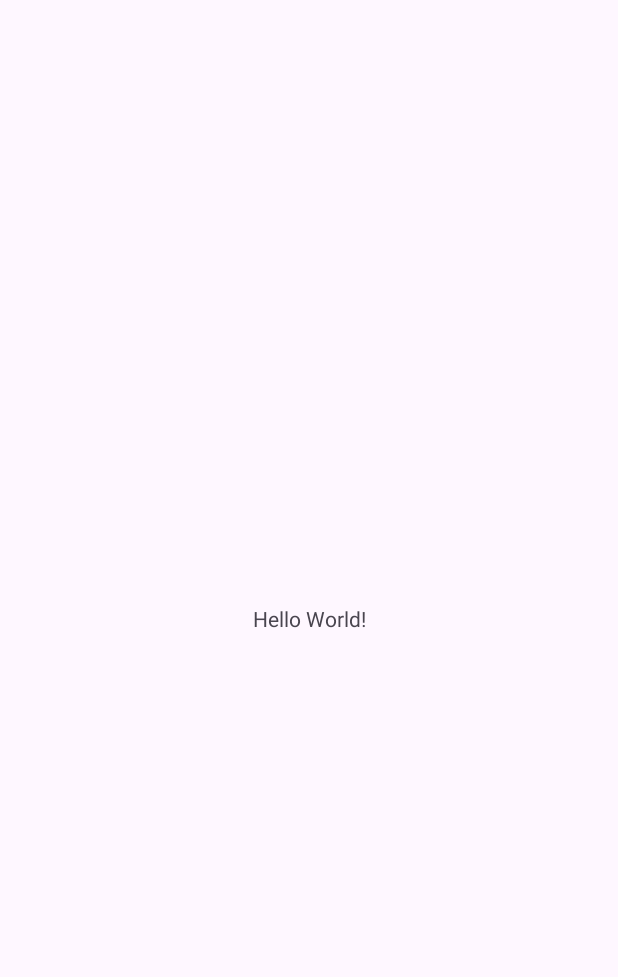
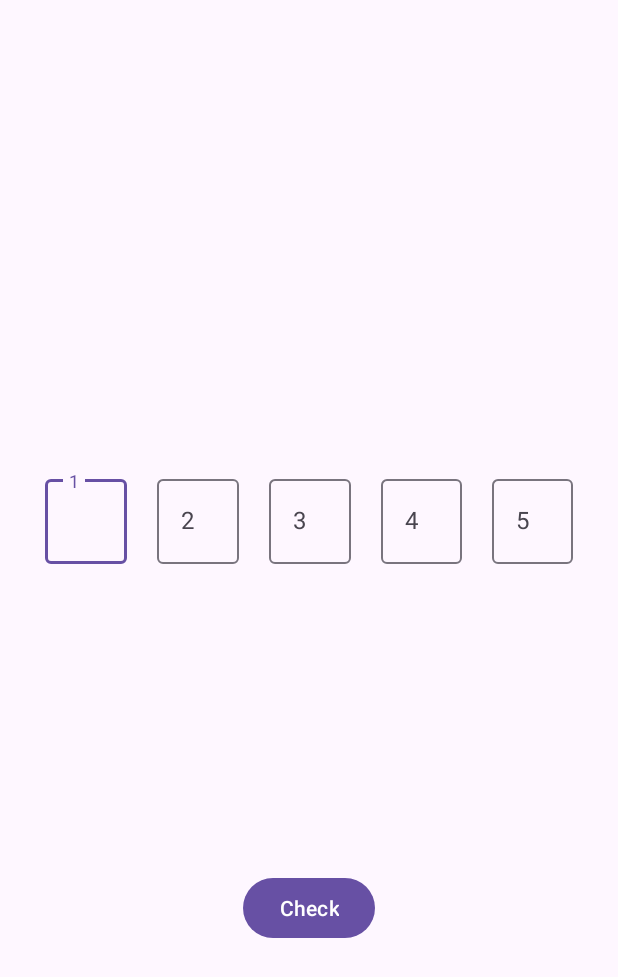
Before and after one commit to GaertnerK/WMC, an Android app: the screen it shows after launch (MainActivity), on a phone screen of 412 x 824 dp. Before the commit the part shown is almost empty. Shown: the top 977 px of the screen. Run offline under Robolectric (Android 15) with nearby library versions, the phone set to English and light mode, and no system bars.

Commit message:
Class Word implemented

```diff
--- /dev/null
+++ b/Minigame/app/src/main/java/at/htlgkr/minigame/Logic.java
@@ -0,0 +1,13 @@
+package at.htlgkr.minigame;
+
+public class Logic {
+    Word word;
+    String[] letters;
+
+    public Logic(String[] letters){
+        word = new Word();
+        this.letters = letters;
+    }
+
+
+}
--- a/Minigame/app/src/main/java/at/htlgkr/minigame/MainActivity.java
+++ b/Minigame/app/src/main/java/at/htlgkr/minigame/MainActivity.java
@@ -7,18 +7,31 @@ import androidx.appcompat.app.AppCompatActivity;
 import androidx.core.graphics.Insets;
 import androidx.core.view.ViewCompat;
 import androidx.core.view.WindowInsetsCompat;
+import androidx.fragment.app.Fragment;
+import androidx.fragment.app.FragmentTransaction;
+
+import at.htlgkr.minigame.databinding.ActivityMainBinding;
 
 public class MainActivity extends AppCompatActivity {
+
+    private ActivityMainBinding binding;
 
     @Override
     protected void onCreate(Bundle savedInstanceState) {
         super.onCreate(savedInstanceState);
         EdgeToEdge.enable(this);
-        setContentView(R.layout.activity_main);
+
+        binding = ActivityMainBinding.inflate(getLayoutInflater());
+        setContentView(binding.getRoot());
+
         ViewCompat.setOnApplyWindowInsetsListener(findViewById(R.id.main), (v, insets) -> {
             Insets systemBars = insets.getInsets(WindowInsetsCompat.Type.systemBars());
             v.setPadding(systemBars.left, systemBars.top, systemBars.right, systemBars.bottom);
             return insets;
         });
+
+        FragmentTransaction fragmentTransaction = getSupportFragmentManager().beginTransaction();
+        fragmentTransaction.add(R.id.main, new MiniGameFragment(), "MINI GAME FRAGMENT");
+        fragmentTransaction.commit();
     }
 }
--- a/Minigame/app/src/main/java/at/htlgkr/minigame/MiniGameFragment.java
+++ b/Minigame/app/src/main/java/at/htlgkr/minigame/MiniGameFragment.java
@@ -1,64 +1,34 @@
 package at.htlgkr.minigame;
 
 import android.os.Bundle;
-
 import androidx.fragment.app.Fragment;
-
 import android.view.LayoutInflater;
 import android.view.View;
 import android.view.ViewGroup;
 
-/**
- * A simple {@link Fragment} subclass.
- * Use the {@link MiniGameFragment#newInstance} factory method to
- * create an instance of this fragment.
- */
+import com.google.android.material.textfield.TextInputEditText;
+
+import at.htlgkr.minigame.databinding.ActivityMainBinding;
+import at.htlgkr.minigame.databinding.FragmentMiniGameBinding;
+
 public class MiniGameFragment extends Fragment {
 
-    // TODO: Rename parameter arguments, choose names that match
-    // the fragment initialization parameters, e.g. ARG_ITEM_NUMBER
-    private static final String ARG_PARAM1 = "param1";
-    private static final String ARG_PARAM2 = "param2";
-
-    // TODO: Rename and change types of parameters
-    private String mParam1;
-    private String mParam2;
+    private FragmentMiniGameBinding binding;
+    private TextInputEditText editText;
 
     public MiniGameFragment() {
         // Required empty public constructor
     }
 
-    /**
-     * Use this factory method to create a new instance of
-     * this fragment using the provided parameters.
-     *
-     * @param param1 Parameter 1.
-     * @param param2 Parameter 2.
-     * @return A new instance of fragment MiniGameFragment.
-     */
-    // TODO: Rename and change types and number of parameters
-    public static MiniGameFragment newInstance(String param1, String param2) {
-        MiniGameFragment fragment = new MiniGameFragment();
-        Bundle args = new Bundle();
-        args.putString(ARG_PARAM1, param1);
-        args.putString(ARG_PARAM2, param2);
-        fragment.setArguments(args);
-        return fragment;
-    }
-
     @Override
     public void onCreate(Bundle savedInstanceState) {
         super.onCreate(savedInstanceState);
-        if (getArguments() != null) {
-            mParam1 = getArguments().getString(ARG_PARAM1);
-            mParam2 = getArguments().getString(ARG_PARAM2);
-        }
     }
 
     @Override
     public View onCreateView(LayoutInflater inflater, ViewGroup container,
                              Bundle savedInstanceState) {
-        // Inflate the layout for this fragment
-        return inflater.inflate(R.layout.fragment_mini_game, container, false);
+        binding = FragmentMiniGameBinding.inflate(inflater, container, false);
+        return binding.getRoot();
     }
 }
--- /dev/null
+++ b/Minigame/app/src/main/java/at/htlgkr/minigame/Word.java
@@ -0,0 +1,9 @@
+package at.htlgkr.minigame;
+
+public class Word {
+    String[] letters;
+
+    public Word(){
+        letters = new String[5];
+    }
+}
--- a/Minigame/app/src/main/res/layout/activity_main.xml
+++ b/Minigame/app/src/main/res/layout/activity_main.xml
@@ -5,15 +5,4 @@
     android:id="@+id/main"
     android:layout_width="match_parent"
     android:layout_height="match_parent"
-    tools:context=".MainActivity">
-
-    <TextView
-        android:layout_width="wrap_content"
-        android:layout_height="wrap_content"
-        android:text="Hello World!"
-        app:layout_constraintBottom_toBottomOf="parent"
-        app:layout_constraintEnd_toEndOf="parent"
-        app:layout_constraintStart_toStartOf="parent"
-        app:layout_constraintTop_toTopOf="parent" />
-
-</androidx.constraintlayout.widget.ConstraintLayout>
+    tools:context=".MainActivity"/>
--- a/Minigame/app/src/main/res/layout/fragment_mini_game.xml
+++ b/Minigame/app/src/main/res/layout/fragment_mini_game.xml
@@ -1,14 +1,103 @@
 <?xml version="1.0" encoding="utf-8"?>
-<FrameLayout xmlns:android="http://schemas.android.com/apk/res/android"
+<androidx.constraintlayout.widget.ConstraintLayout xmlns:android="http://schemas.android.com/apk/res/android"
+    xmlns:app="http://schemas.android.com/apk/res-auto"
     xmlns:tools="http://schemas.android.com/tools"
     android:layout_width="match_parent"
     android:layout_height="match_parent"
     tools:context=".MiniGameFragment">
 
-    <!-- TODO: Update blank fragment layout -->
-    <TextView
-        android:layout_width="match_parent"
-        android:layout_height="match_parent"
-        android:text="@string/hello_blank_fragment" />
+    <LinearLayout
+        android:id="@+id/linearLayout"
+        android:layout_width="0dp"
+        android:layout_height="wrap_content"
+        android:layout_marginStart="20dp"
+        android:layout_marginEnd="20dp"
+        android:orientation="horizontal"
+        android:weightSum="5"
+        app:layout_constraintBottom_toBottomOf="parent"
+        app:layout_constraintEnd_toEndOf="parent"
+        app:layout_constraintHorizontal_bias="1.0"
+        app:layout_constraintStart_toStartOf="parent"
+        app:layout_constraintTop_toTopOf="parent"
+        app:layout_constraintVertical_bias="0.41">
 
-</FrameLayout>
+        <com.google.android.material.textfield.TextInputLayout
+            android:layout_width="match_parent"
+            android:layout_height="match_parent"
+            android:layout_margin="10dp"
+            android:layout_weight="1"
+            android:hint="1">
+
+            <com.google.android.material.textfield.TextInputEditText
+                android:id="@+id/etOne"
+                android:layout_width="match_parent"
+                android:layout_height="wrap_content" />
+
+        </com.google.android.material.textfield.TextInputLayout>
+
+        <com.google.android.material.textfield.TextInputLayout
+            android:layout_width="match_parent"
+            android:layout_height="wrap_content"
+            android:layout_margin="10dp"
+            android:layout_weight="1"
+            android:hint="2">
+
+            <com.google.android.material.textfield.TextInputEditText
+                android:id="@+id/etTwo"
+                android:layout_width="match_parent"
+                android:layout_height="wrap_content" />
+
+        </com.google.android.material.textfield.TextInputLayout>
+
+        <com.google.android.material.textfield.TextInputLayout
+            android:layout_width="match_parent"
+            android:layout_height="wrap_content"
+            android:layout_margin="10dp"
+            android:layout_weight="1"
+            android:hint="3">
+
+            <com.google.android.material.textfield.TextInputEditText
+                android:id="@+id/etThree"
+                android:layout_width="match_parent"
+                android:layout_height="wrap_content" />
+
+        </com.google.android.material.textfield.TextInputLayout>
+
+        <com.google.android.material.textfield.TextInputLayout
+            android:layout_width="match_parent"
+            android:layout_height="wrap_content"
+            android:layout_margin="10dp"
+            android:layout_weight="1"
+            android:hint="4">
+
+            <com.google.android.material.textfield.TextInputEditText
+                android:layout_width="match_parent"
+                android:layout_height="wrap_content" />
+
+        </com.google.android.material.textfield.TextInputLayout>
+
+        <com.google.android.material.textfield.TextInputLayout
+            android:layout_width="match_parent"
+            android:layout_height="wrap_content"
+            android:layout_margin="10dp"
+            android:layout_weight="1"
+            android:hint="5">
+
+            <com.google.android.material.textfield.TextInputEditText
+                android:layout_width="match_parent"
+                android:layout_height="wrap_content" />
+
+        </com.google.android.material.textfield.TextInputLayout>
+
+    </LinearLayout>
+
+    <Button
+        android:id="@+id/button"
+        android:layout_width="wrap_content"
+        android:layout_height="wrap_content"
+        android:text="Check"
+        app:layout_constraintBottom_toBottomOf="parent"
+        app:layout_constraintEnd_toEndOf="parent"
+        app:layout_constraintStart_toStartOf="parent"
+        app:layout_constraintTop_toBottomOf="@+id/linearLayout" />
+</androidx.constraintlayout.widget.ConstraintLayout>
--- a/Minigame/app/src/main/res/values/strings.xml
+++ b/Minigame/app/src/main/res/values/strings.xml
@@ -1,5 +1,5 @@
 <resources>
     <string name="app_name">Minigame</string>
-    <!-- TODO: Remove or change this placeholder text -->
+<!-- TODO: Remove or change this placeholder text -->
     <string name="hello_blank_fragment">Hello blank fragment</string>
 </resources>
```
Also changed, not shown: 1 other file.
